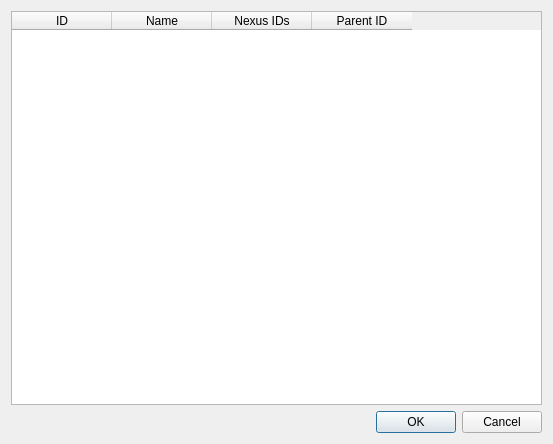
Qt form modorganizer/src/categoriesdialog.ui (Holt59/mo2-merge) before a commit.
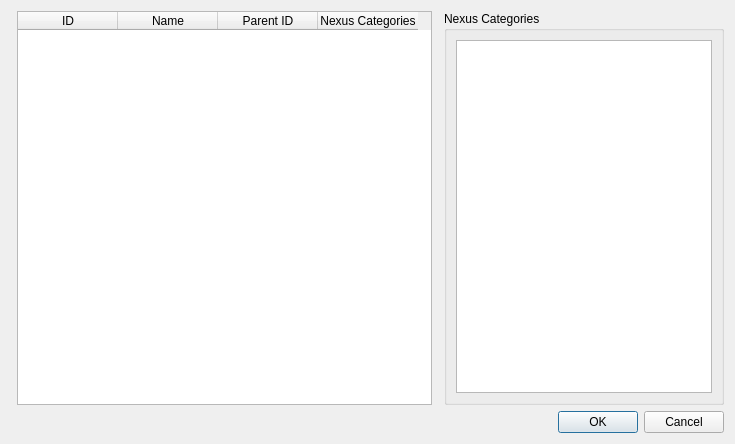
The same form after that commit.

The edit to the form file:
```diff
--- a/modorganizer/src/categoriesdialog.ui
+++ b/modorganizer/src/categoriesdialog.ui
@@ -6,15 +6,25 @@
    <rect>
     <x>0</x>
     <y>0</y>
-    <width>553</width>
+    <width>735</width>
     <height>444</height>
    </rect>
   </property>
   <property name="windowTitle">
    <string>Categories</string>
   </property>
-  <layout class="QVBoxLayout" name="verticalLayout">
-   <item>
+  <layout class="QGridLayout" name="gridLayout">
+   <item row="1" column="2" colspan="4">
+    <widget class="QDialogButtonBox" name="buttonBox">
+     <property name="orientation">
+      <enum>Qt::Horizontal</enum>
+     </property>
+     <property name="standardButtons">
+      <set>QDialogButtonBox::Cancel|QDialogButtonBox::Ok</set>
+     </property>
+    </widget>
+   </item>
+   <item row="0" column="3">
     <widget class="QTableWidget" name="categoriesTable">
      <property name="contextMenuPolicy">
       <enum>Qt::CustomContextMenu</enum>
@@ -85,7 +95,15 @@
      </column>
      <column>
       <property name="text">
-       <string>Nexus IDs</string>
+       <string>Parent ID</string>
+      </property>
+      <property name="toolTip">
+       <string>If set, the category is defined as a sub-category of another one. Parent ID needs to be a valid category ID.</string>
+      </property>
+     </column>
+     <column>
+      <property name="text">
+       <string>Nexus Categories</string>
       </property>
       <property name="toolTip">
        <string>Comma-Separated list of Nexus IDs to be matched to the internal ID.</string>
@@ -100,24 +118,34 @@
 &lt;p style=&quot; margin-top:0px; margin-bottom:0px; margin-left:0px; margin-right:0px; -qt-block-indent:0; text-indent:0px;&quot;&gt;&lt;span style=&quot; font-size:8pt;&quot;&gt;To find out a category id used by the nexus, visit the categories list of the nexus page and hover over the links there.&lt;/span&gt;&lt;/p&gt;&lt;/body&gt;&lt;/html&gt;</string>
       </property>
      </column>
-     <column>
-      <property name="text">
-       <string>Parent ID</string>
-      </property>
-      <property name="toolTip">
-       <string>If set, the category is defined as a sub-category of another one. Parent ID needs to be a valid category ID.</string>
-      </property>
-     </column>
     </widget>
    </item>
-   <item>
-    <widget class="QDialogButtonBox" name="buttonBox">
-     <property name="orientation">
-      <enum>Qt::Horizontal</enum>
+   <item row="0" column="5">
+    <widget class="QGroupBox" name="groupBox">
+     <property name="layoutDirection">
+      <enum>Qt::LeftToRight</enum>
      </property>
-     <property name="standardButtons">
-      <set>QDialogButtonBox::Cancel|QDialogButtonBox::Ok</set>
+     <property name="title">
+      <string>Nexus Categories</string>
      </property>
+     <layout class="QVBoxLayout" name="verticalLayout">
+      <item>
+       <widget class="QListWidget" name="listWidget">
+        <property name="sizePolicy">
+         <sizepolicy hsizetype="Minimum" vsizetype="Expanding">
+          <horstretch>0</horstretch>
+          <verstretch>0</verstretch>
+         </sizepolicy>
+        </property>
+        <property name="dragEnabled">
+         <bool>true</bool>
+        </property>
+        <property name="dragDropMode">
+         <enum>QAbstractItemView::DragOnly</enum>
+        </property>
+       </widget>
+      </item>
+     </layout>
     </widget>
    </item>
   </layout>
```
Left out of the diff: 11 changed lines with no effect on the pictures.
